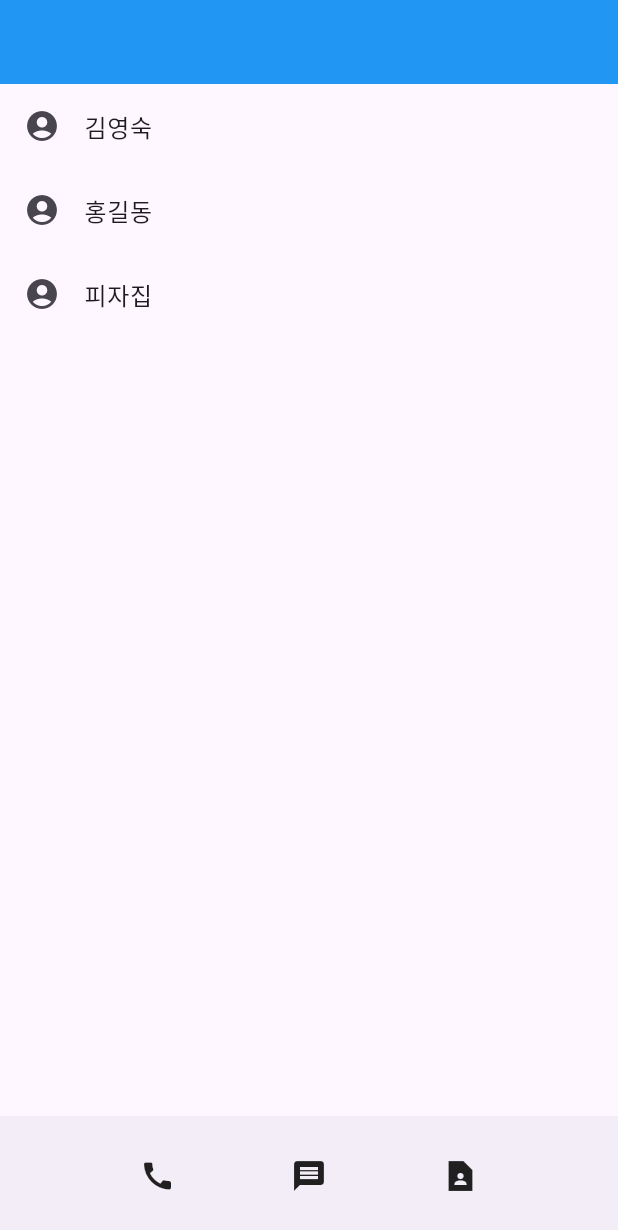
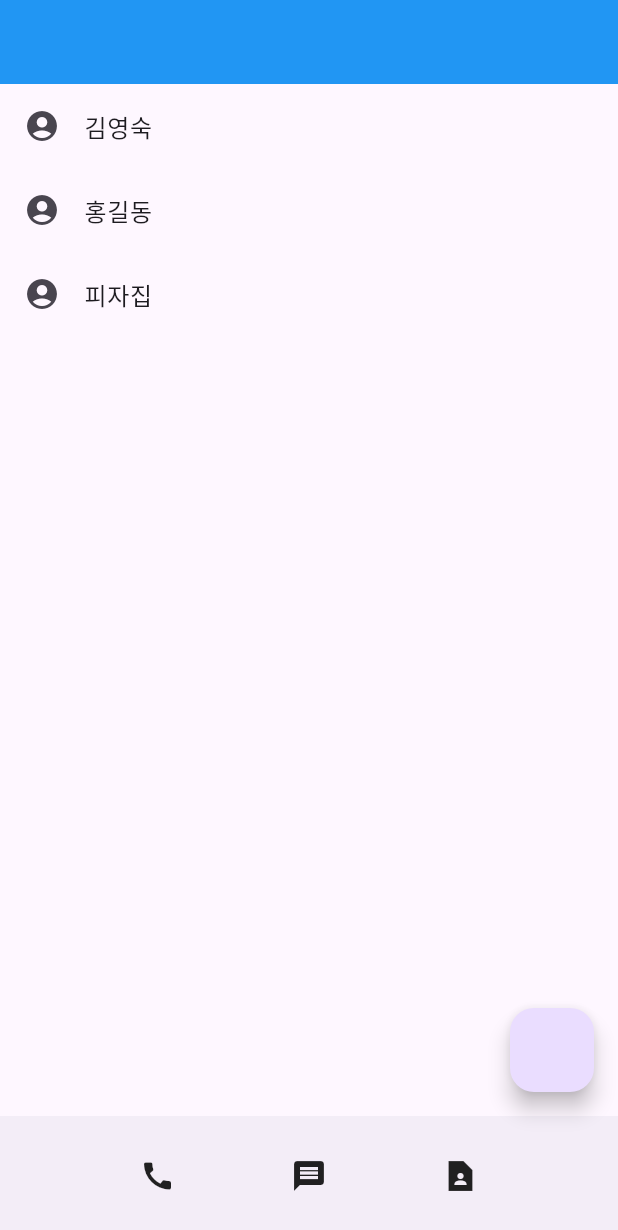
Before and after one commit to kim-das/contact, a Flutter app: the screen it shows after launch, on a phone screen of 412 x 824 dp. Shown: the top 1230 px of the screen. Run offline on Flutter 3.47's test engine with Material 3 defaults, Android fonts, the phone set to English and light mode, and no system bars.

Commit message:
다이어로그 세팅 후, 연락처 입력 ui 세팅 전

```diff
--- a/lib/main.dart
+++ b/lib/main.dart
@@ -1,20 +1,33 @@
 import 'package:flutter/material.dart';
 
 void main() {
-  runApp( MyApp());
+  runApp( MaterialApp(
+
+      home: MyApp()));
 }
 
-class MyApp extends StatelessWidget {
+class MyApp extends StatefulWidget {
   MyApp({Key? key}) : super(key:key);
 
+  @override
+  State<MyApp> createState() => _MyAppState();
+}
+
+class _MyAppState extends State<MyApp> {
   var a=1;
+
   var name=['김영숙','홍길동','피자집'];
 
   @override
   Widget build(BuildContext context){
-    return MaterialApp(
-
-        home:Scaffold(
+    return Scaffold(
+      floatingActionButton: FloatingActionButton(
+        onPressed: (){
+          showDialog(context: context, builder: (context){
+            return Dialog(child: Text('안녕'));
+          });
+        },
+      ),
           appBar:AppBar(backgroundColor: Colors.blue),
           body:
             ListView.builder(
@@ -37,6 +50,6 @@ class MyApp extends StatelessWidget {
               ],
             )
           ),
-              )
-            );
+              );
+
   }}
```
